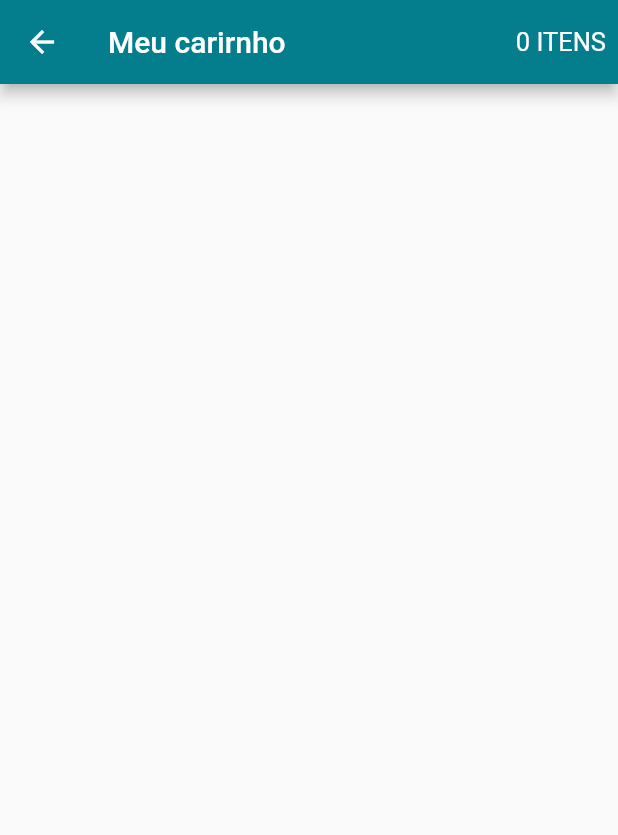
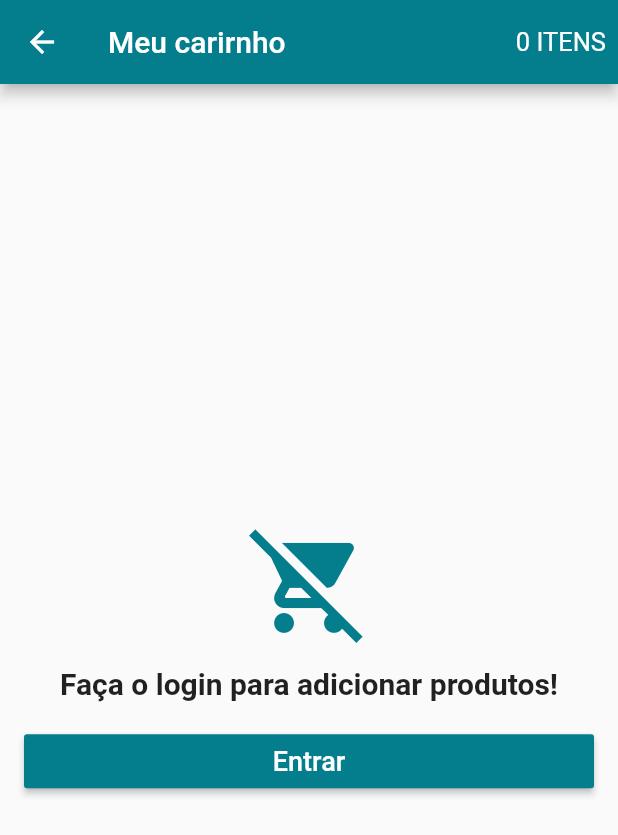
Before and after one commit to Lucas15andrade/loja-virtual-flutter, a Flutter app: the CartScreen screen opened directly, on a phone screen of 412 x 824 dp. Shown: the top 835 px of the screen. Run offline on Flutter 3.47's test engine with Material 2 defaults, Android fonts, the phone set to English and light mode, and no system bars; our stand-ins replace carousel_pro, cloud_firestore, firebase_auth, transparent_image; accounts and stored records are empty.

```diff
--- a/lib/datas/cart_product.dart
+++ b/lib/datas/cart_product.dart
@@ -15,7 +15,7 @@ class CartProduct {
 
   CartProduct.fromDocument(DocumentSnapshot document) {
     cid = document.documentID;
-    category = document.data["caategory"];
+    category = document.data["category"];
     pid = document.data["pid"];
     quantity = document.data["quantity"];
     size = document.data["size"];
@@ -25,7 +25,7 @@ class CartProduct {
     return {
       "category": category,
       "pid": pid,
-      "ququantity": quantity,
+      "quantity": quantity,
       "size": size,
       //"product": productData.toResumedMap()
     };
--- a/lib/screens/cart_screen.dart
+++ b/lib/screens/cart_screen.dart
@@ -1,5 +1,10 @@
 import 'package:flutter/material.dart';
 import 'package:loja_virtual/models/cart_model.dart';
+import 'package:loja_virtual/models/user_model.dart';
+import 'package:loja_virtual/screens/login_screen.dart';
+import 'package:loja_virtual/tiles/cart_tile.dart';
+import 'package:loja_virtual/widgets/discount_card.dart';
+import 'package:loja_virtual/widgets/ship_card.dart';
 import 'package:scoped_model/scoped_model.dart';
 
 class CartScreen extends StatelessWidget {
@@ -24,6 +29,79 @@ class CartScreen extends StatelessWidget {
           )
         ],
       ),
+      body: ScopedModelDescendant<CartModel>(
+        builder: (context, child, model) {
+          if (model.isLoading && UserModel.of(context).isLoggedIn()) {
+            return Center(
+              child: CircularProgressIndicator(),
+            );
+          } else if (!UserModel.of(context).isLoggedIn()) {
+            return Container(
+              padding: EdgeInsets.all(16.0),
+              child: Column(
+                crossAxisAlignment: CrossAxisAlignment.stretch,
+                mainAxisAlignment: MainAxisAlignment.center,
+                children: <Widget>[
+                  Icon(
+                    Icons.remove_shopping_cart,
+                    size: 80.0,
+                    color: Theme.of(context).primaryColor,
+                  ),
+                  SizedBox(
+                    height: 16.0,
+                  ),
+                  Text(
+                    "Faça o login para adicionar produtos!",
+                    style: TextStyle(
+                      fontSize: 20.0,
+                      fontWeight: FontWeight.bold,
+                    ),
+                    textAlign: TextAlign.center,
+                  ),
+                  SizedBox(
+                    height: 16.0,
+                  ),
+                  RaisedButton(
+                    child: Text(
+                      "Entrar",
+                      style: TextStyle(fontSize: 18.0),
+                    ),
+                    textColor: Colors.white,
+                    color: Theme.of(context).primaryColor,
+                    onPressed: () {
+                      Navigator.of(context).push(MaterialPageRoute(
+                          builder: (context) => LoginScreen()));
+                    },
+                  )
+                ],
+              ),
+            );
+          } else if (model.products == null || model.products.length == 0) {
+            return Center(
+              child: Text(
+                "Nenhum produto no carrinho!",
+                style: TextStyle(
+                  fontSize: 20.0,
+                  fontWeight: FontWeight.bold,
+                ),
+                textAlign: TextAlign.center,
+              ),
+            );
+          } else {
+            return ListView(
+              children: <Widget>[
+                Column(
+                  children: model.products.map((product){
+                    return CartTile(product);
+                  }).toList(),
+                ),
+                DiscountCard(),
+                ShipCard()
+              ],
+            );
+          }
+        },
+      ),
     );
   }
 }
--- a/lib/screens/login_screen.dart
+++ b/lib/screens/login_screen.dart
@@ -106,7 +106,6 @@ class _LoginScreenState extends State<LoginScreen> {
                         color: Theme.of(context).primaryColor,
                         onPressed: () {
                           if (_formKey.currentState.validate()) {}
-
                           model.signIn(
                               email: _emailController.text,
                               pass: _passController.text,
```
Also changed, not shown: lib/models/cart_model.dart (+49 -1 lines), lib/tiles/cart_tile.dart (added, +114 -0 lines), lib/widgets/discount_card.dart (added, +55 -0 lines), lib/widgets/ship_card.dart (added, +33 -0 lines).
